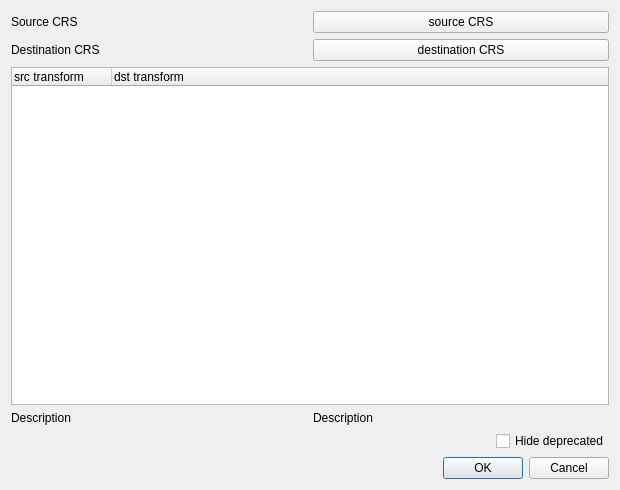
Before: the Qt Designer form src/ui/qgsdatumtransformdialogbase.ui in carsmie/QGIS, drawn with Qt 5.
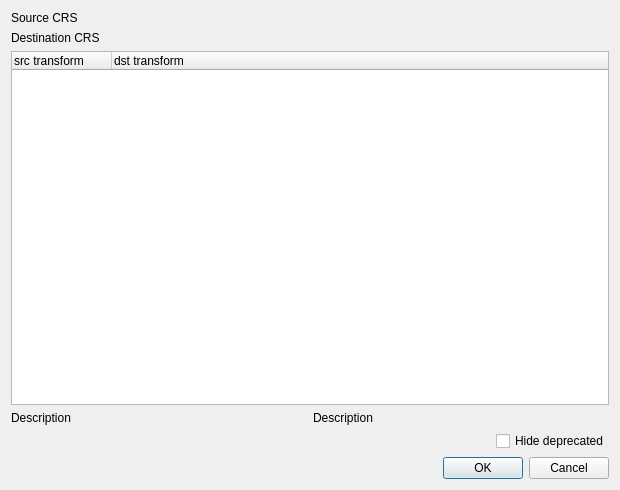
After: the same form once the commit is applied. Custom widgets are drawn as their Qt base class.

Commit message: use QgsProjectionSelectionWidget rather than buttons

What changed in the file:
```diff
--- a/src/ui/qgsdatumtransformdialogbase.ui
+++ b/src/ui/qgsdatumtransformdialogbase.ui
@@ -14,14 +14,7 @@
    <string>Select Datum Transformations</string>
   </property>
   <layout class="QGridLayout" name="gridLayout">
-   <item row="1" column="0">
-    <widget class="QLabel" name="label_2">
-     <property name="text">
-      <string>Destination CRS</string>
-     </property>
-    </widget>
-   </item>
-   <item row="3" column="0">
+   <item row="4" column="0">
     <widget class="QLabel" name="mLabelSrcDescription">
      <property name="text">
       <string notr="true">Description</string>
@@ -34,47 +27,7 @@
      </property>
     </widget>
    </item>
-   <item row="0" column="0">
-    <widget class="QLabel" name="label">
-     <property name="text">
-      <string>Source CRS</string>
-     </property>
-    </widget>
-   </item>
-   <item row="0" column="1">
-    <widget class="QPushButton" name="mSourceCrsButton">
-     <property name="text">
-      <string>source CRS</string>
-     </property>
-    </widget>
-   </item>
-   <item row="1" column="1">
-    <widget class="QPushButton" name="mDstCrsButton">
-     <property name="text">
-      <string>destination CRS</string>
-     </property>
-    </widget>
-   </item>
-   <item row="2" column="0" colspan="2">
-    <widget class="QTreeWidget" name="mDatumTransformTreeWidget">
-     <column>
-      <property name="text">
-       <string>src transform</string>
-      </property>
-     </column>
-     <column>
-      <property name="text">
-       <string>dst transform</string>
-      </property>
-     </column>
-     <column>
-      <property name="text">
-       <string/>
-      </property>
-     </column>
-    </widget>
-   </item>
-   <item row="3" column="1">
+   <item row="4" column="1">
     <widget class="QLabel" name="mLabelDstDescription">
      <property name="text">
       <string notr="true">Description</string>
@@ -121,8 +74,62 @@
      </property>
     </widget>
    </item>
+   <item row="3" column="0" colspan="2">
+    <widget class="QTreeWidget" name="mDatumTransformTreeWidget">
+     <column>
+      <property name="text">
+       <string>src transform</string>
+      </property>
+     </column>
+     <column>
+      <property name="text">
+       <string>dst transform</string>
+      </property>
+     </column>
+     <column>
+      <property name="text">
+       <string/>
+      </property>
+     </column>
+    </widget>
+   </item>
+   <item row="0" column="0" colspan="2">
+    <layout class="QHBoxLayout" name="horizontalLayout_2">
+     <item>
+      <widget class="QLabel" name="label">
+       <property name="text">
+        <string>Source CRS</string>
+       </property>
+      </widget>
+     </item>
+     <item>
+      <widget class="QgsProjectionSelectionWidget" name="mSourceProjectionSelectionWidget"/>
+     </item>
+    </layout>
+   </item>
+   <item row="1" column="0" colspan="2">
+    <layout class="QHBoxLayout" name="horizontalLayout_3">
+     <item>
+      <widget class="QLabel" name="label_2">
+       <property name="text">
+        <string>Destination CRS</string>
+       </property>
+      </widget>
+     </item>
+     <item>
+      <widget class="QgsProjectionSelectionWidget" name="mDestinationProjectionSelectionWidget"/>
+     </item>
+    </layout>
+   </item>
   </layout>
  </widget>
+ <customwidgets>
+  <customwidget>
+   <class>QgsProjectionSelectionWidget</class>
+   <extends>QWidget</extends>
+   <header>qgsprojectionselectionwidget.h</header>
+  </customwidget>
+ </customwidgets>
  <tabstops>
   <tabstop>mDatumTransformTreeWidget</tabstop>
   <tabstop>mHideDeprecatedCheckBox</tabstop>
```
Left out of the diff: 8 changed lines with no effect on the pictures. The commit also changes 2 other files.
